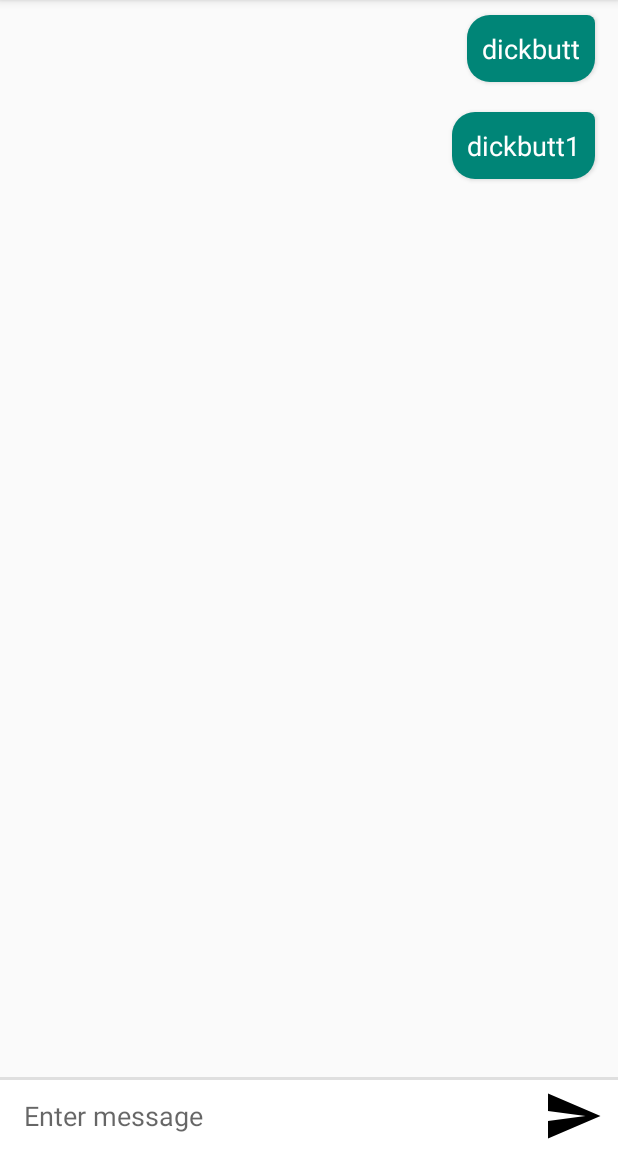
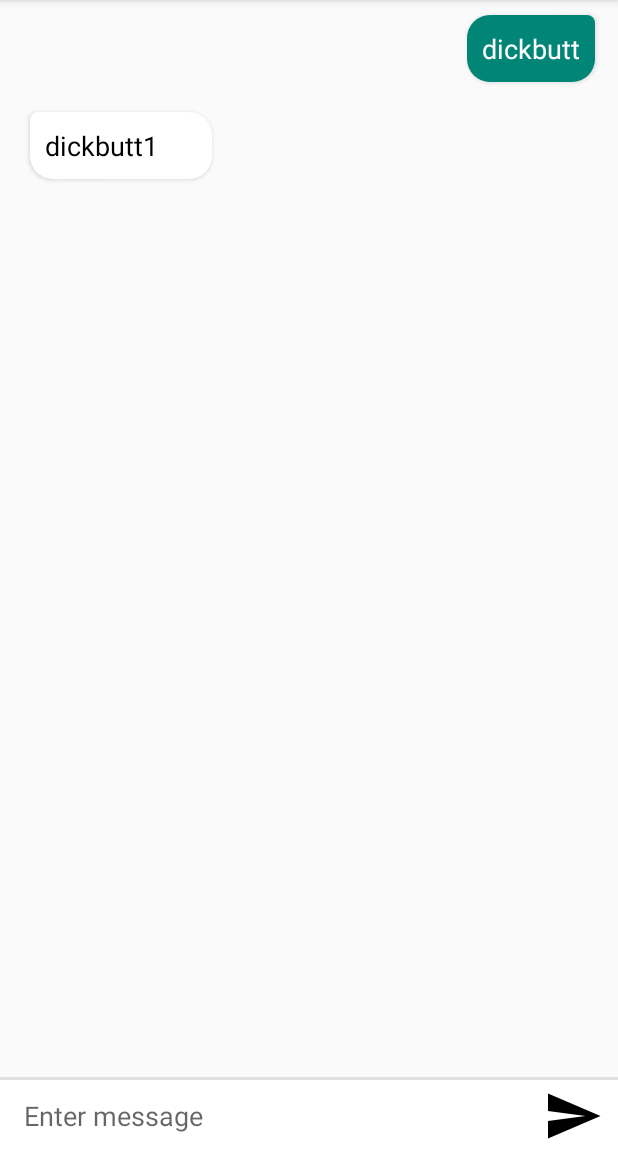
Before and after one commit to Hieuvphan/Hugbundarverkefni2_Android, an Android app: the ChatRoomMessageActivity screen opened directly, with no data from a screen before it, on a phone screen of 412 x 824 dp, the part 84-1236 px from its top. Run offline under Robolectric (Android 15) with nearby library versions, the phone set to English and light mode, and no system bars.

Commit message:
Finished Adapter part for text messages now it displays appropriate VieHolders and their content

```diff
--- a/VeryWowChat/app/src/main/java/hi/hugbo/verywowchat/Adapters/ChatMessageAdapter.java
+++ b/VeryWowChat/app/src/main/java/hi/hugbo/verywowchat/Adapters/ChatMessageAdapter.java
@@ -1,35 +1,118 @@
 package hi.hugbo.verywowchat.Adapters;
 
 import android.support.v7.widget.RecyclerView;
+import android.util.Log;
 import android.view.LayoutInflater;
 import android.view.View;
 import android.view.ViewGroup;
 import android.widget.TextView;
 
-import java.util.ArrayList;
 import java.util.List;
 
 import hi.hugbo.verywowchat.controllers.R;
 import hi.hugbo.verywowchat.entities.ChatMessage;
 
+/**
+ * @Author Róman
+ * The ChatMessageAdapter responsibility is to convert an ChatMessage object in a List at position X
+ * into a list row item to be inserted into RecyclerView. The adapter requires the existence of a "ViewHolder" object
+ * which describes and provides access to all the widgets, in our case we got 2 SentMessageHolder and ReceivedMessageHolder
+ * both defined in the bottom of this class
+ *          ( Reason they are defined here is cuz we can use a different onBindViewHolder function which makes things much simpler
+ *            and also overall these Handlers should be private noone except the adapter who uses them should have access to them  )
+ *
+ * Every adapter has three primary methods that neeed to be overridden:
+ *   - onCreateViewHolder to inflate the item layout and create the holder
+ *   - onBindViewHolder to set the view attributes based on the data
+ *   - getItemCount to determine the number of items
+ * (Note u may be overwriting different variants of this methods based on how you extend the Adapter class)  */
 public class ChatMessageAdapter extends RecyclerView.Adapter {
 
-    private List<ChatMessage> mMessages = new ArrayList<>();
+    /**
+     * These flags will be used to determine what type of content we are dealing with
+     * and help us inflate the appropriate view for the job.
+     * The Reason for declaring flags is cuz android does not trust humans due to human error
+     * so they want us to declare these flags
+     * */
+    private static final int SENT_BY_US = 0;
+    private static final int SENT_BY_THEM = 1;
+    private static final int SENT_BY_US_IMAGE = 2;
+    private static final int SENT_BY_THEM_IMAGE = 3;
 
+    /** Holds over all the chat messages we display on the screen */
+    private List<ChatMessage> mMessages;
+
+    /** Just reminder for myself : You can pass the Context from the Activity to this constructor
+     *  then u can implement listeners and other things on the inflated view widgets.*/
     public ChatMessageAdapter(List<ChatMessage> messages) {
         mMessages = messages;
     }
 
+    /**
+     * To solve the 1st problem in onCreateViewHolder we override this method to create our
+     * own flags to help us distinguish the content we receive */
     @Override
-    public RecyclerView.ViewHolder onCreateViewHolder(ViewGroup parent, int i) {
-        View view = LayoutInflater.from(parent.getContext()).inflate(R.layout.chatbouble_send, parent, false);
-        return new SentMessageHolder(view);
+    public int getItemViewType(int position) {
+        // get the message that will be displayed next on the screen
+        ChatMessage message =  mMessages.get(position);
+
+        Boolean sentByUs = message.getMyMessage();
+
+        // if the message is sent to the chat by us and its a text message
+        if (sentByUs && message.getMessage() != null) {
+            return SENT_BY_US;
+        }
+        // if the message is not sent to the chat by us and its a text message
+        else if(!sentByUs && message.getMessage() != null){
+            return SENT_BY_THEM;
+        }
+        // if the message is sent to the chat by us and its a image
+        else if(sentByUs && message.getBitmap() != null){
+            return SENT_BY_US_IMAGE;
+        }
+        // if the message is not sent to the chat by us and its a image
+        else {
+            return SENT_BY_THEM_IMAGE;
+        }
     }
 
+    /**
+     * We need to do 3 things
+     *  1: Find out who send the message (was sent by us or received from others)
+     *  2: Find out if its a img,file or a text message
+     *  3: inflate the appropriate viewHolder so we could bind the data correctly to it */
+    @Override
+    public RecyclerView.ViewHolder onCreateViewHolder(ViewGroup parent, int viewType) {
+        View view;
+        // Based on the type of ViewType we receive we inflate the correct View
+        if(viewType == SENT_BY_US){
+            view = LayoutInflater.from(parent.getContext()).inflate(R.layout.chatbouble_send, parent, false);
+            return new SentMessageHolder(view);
+        }
+        else {
+            view = LayoutInflater.from(parent.getContext()).inflate(R.layout.chatbouble_received, parent, false);
+            return new ReceivedMessageHolder(view);
+        }
+    }
+
+    /**
+     * We need to do 3 things
+     *  1: Find out who send the message (was sent by us or received from others)
+     *  2: Find out if its a img,file or a text message
+     *  3: bind the data to the appropriate viewHolder
+     *  */
     @Override
     public void onBindViewHolder(RecyclerView.ViewHolder viewHolder, int i) {
         ChatMessage message = mMessages.get(i);
-        ((SentMessageHolder) viewHolder).name.setText(message.getMessage());
+
+        // get the ViewType and bind the data
+        switch (viewHolder.getItemViewType()) {
+            case SENT_BY_US:
+                ((SentMessageHolder) viewHolder).bind(message);
+                break;
+            case SENT_BY_THEM:
+                ((ReceivedMessageHolder) viewHolder).bind(message);
+        }
     }
 
 
@@ -38,14 +121,38 @@ public class ChatMessageAdapter extends RecyclerView.Adapter {
         return mMessages.size();
     }
 
+    /** -------------------------------------------------------------------------------------------
+     * ------------------------------------- VIEWHOLDERS ------------------------------------------
+     * --------------------------------------------------------------------------------------------*/
+
+    /** we can add or change viewholders later f.x when we need to add images it will be super
+     * ez we just create a new view that displays the image and create a viewholder for it */
+
 
     private class SentMessageHolder extends RecyclerView.ViewHolder{
 
-        TextView name;
+        private TextView textMessage;
 
         public SentMessageHolder(View itemView) {
             super(itemView);
-            name = itemView.findViewById(R.id.text_message_body);
+            textMessage = itemView.findViewById(R.id.text_message_body);
+        }
+
+        public void bind(ChatMessage message) {
+            textMessage.setText(message.getMessage());
+        }
+    }
+
+    private class ReceivedMessageHolder extends RecyclerView.ViewHolder{
+
+        private TextView textMessage;
+
+        public ReceivedMessageHolder(View itemView) {
+            super(itemView);
+            textMessage = itemView.findViewById(R.id.text_message_body);
+        }
+        public void bind(ChatMessage message) {
+            textMessage.setText(message.getMessage());
         }
     }
 }
--- a/VeryWowChat/app/src/main/java/hi/hugbo/verywowchat/controllers/ChatRoomMessageActivity.java
+++ b/VeryWowChat/app/src/main/java/hi/hugbo/verywowchat/controllers/ChatRoomMessageActivity.java
@@ -23,7 +23,7 @@ public class ChatRoomMessageActivity extends AppCompatActivity {
 
         mChatMessages = new ArrayList<>();
         mChatMessages.add(new ChatMessage("dickbutt",true));
-        mChatMessages.add(new ChatMessage("dickbutt1",true));
+        mChatMessages.add(new ChatMessage("dickbutt1",false));
 
         LinearLayoutManager layoutManager = new LinearLayoutManager(this, LinearLayoutManager.VERTICAL, false);
         RecyclerView recyclerView = findViewById(R.id.chatMessages);
--- a/VeryWowChat/app/src/main/res/layout/chatbouble_received.xml
+++ b/VeryWowChat/app/src/main/res/layout/chatbouble_received.xml
@@ -2,17 +2,16 @@
 <android.support.constraint.ConstraintLayout
     xmlns:android="http://schemas.android.com/apk/res/android"
     xmlns:app="http://schemas.android.com/apk/res-auto"
-    xmlns:tools="http://schemas.android.com/tools"
     android:layout_width="match_parent"
     android:layout_height="wrap_content"
     android:paddingVertical="10dp"
     android:paddingRight="15dp"
-    android:paddingLeft="60dp"
+    android:paddingLeft="20dp"
     android:clipToPadding="false">
 
     <TextView
         android:id="@+id/text_message_body"
-        android:layout_width="wrap_content"
+        android:layout_width="121dp"
         android:layout_height="wrap_content"
         android:layout_alignParentRight="true"
         android:background="@drawable/message_received"
```
